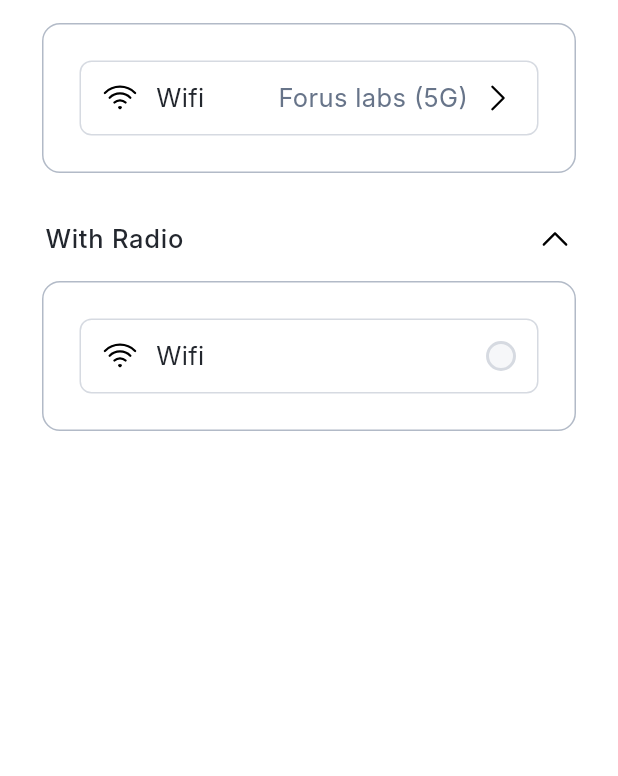
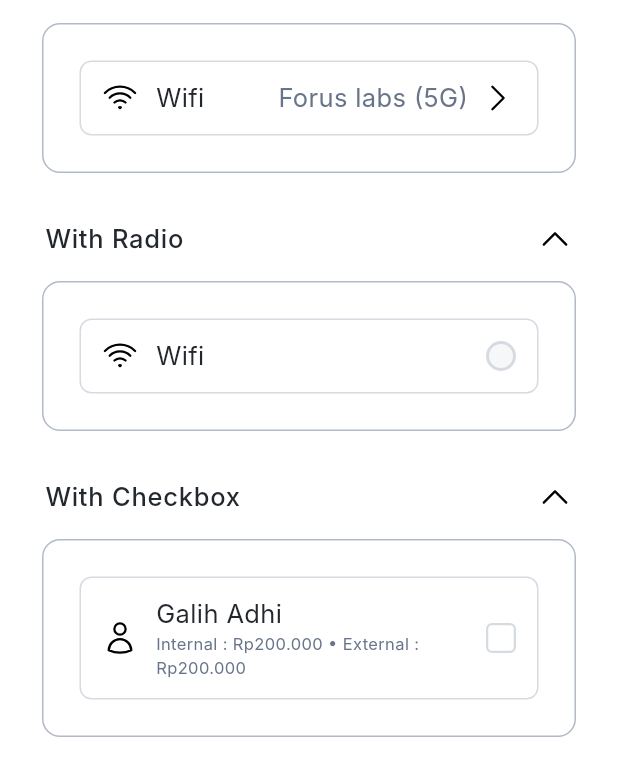
Before and after one commit to TLabTech/bamboo-ui-kit-flutter, a Flutter app: the TileScreen screen opened directly, after a tap on "UnTappable", after a tap on "Disabled", after a tap on "With Subtitle", on a phone screen of 412 x 824 dp, the part 460-1236 px from its top. Run offline on Flutter 3.47's test engine with Material 3 defaults, Android fonts, the phone set to English and light mode, and no system bars; our stand-ins replace auto_size_text, dropdown_button2, flutter_bloc, flutter_secure_storage, flutter_svg, persistent_bottom_nav_bar_v2 and 2 more; accounts and stored records are empty; Roboto replaces fonts that are missing (Inter).

Commit message:
feat: add checkbox support to TTile component

```diff
--- a/example/lib/tile/tile_screen.dart
+++ b/example/lib/tile/tile_screen.dart
@@ -13,6 +13,7 @@
 
 class _TileScreenState extends State<TileScreen> {
   String? wifiSelected;
+  bool isWifiChecked = false;
 
   @override
   Widget build(BuildContext context) {
@@ -258,6 +259,47 @@
                   ),
                 ),
               ),
+              TAccordion(
+                title: "With Checkbox",
+                titleStyle: TFontBold.headline(context),
+                showDivider: false,
+                initiallyExpanded: true,
+                trailing: SvgPicture.asset(
+                  Assets.svg.chevronDown,
+                  colorFilter: ColorFilter.mode(
+                    isDarkMode ? Colors.white : Colors.black,
+                    BlendMode.srcIn,
+                  ),
+                ),
+                child: Container(
+                  width: MediaQuery.of(context).size.width,
+                  padding: const EdgeInsets.all(24),
+                  decoration: BoxDecoration(
+                    borderRadius: BorderRadius.circular(12),
+                    border: Border.all(
+                      color: HexColor(gray300),
+                    ),
+                  ),
+                  child: TTile(
+                    title: "Galih Adhi",
+                    subtitle: "Internal : Rp200.000 • External : Rp200.000",
+                    prefixIcon: SvgPicture.asset(
+                      Assets.svg.user,
+                      colorFilter: ColorFilter.mode(
+                        isDarkMode ? Colors.white : Colors.black,
+                        BlendMode.srcIn,
+                      ),
+                    ),
+                    showCheckbox: true,
+                    isChecked: isWifiChecked,
+                    onCheckboxChanged: (bool value) {
+                      setState(() {
+                        isWifiChecked = value;
+                      });
+                    },
+                  ),
+                ),
+              ),
             ],
           ),
         ),
--- a/lib/src/form/tile/tile.dart
+++ b/lib/src/form/tile/tile.dart
@@ -25,6 +25,9 @@
   final ValueChanged<T>? onChanged;
   final bool showRadio;
   final VoidCallback? onPress;
+  final bool showCheckbox;
+  final bool isChecked;
+  final ValueChanged<bool>? onCheckboxChanged;
 
   const TTile({
     super.key,
@@ -50,15 +53,18 @@
     this.onChanged,
     this.showRadio = false,
     this.onPress,
+    this.showCheckbox = false,
+    this.isChecked = false,
+    this.onCheckboxChanged,
   });
 
   @override
   Widget build(BuildContext context) {
     final theme = context.watch<TThemeManager>().state;
-
     final hasValueText = valueText != null && valueText!.trim().isNotEmpty;
 
     return GestureDetector(
+      behavior: HitTestBehavior.opaque,
       onTap: enable == true ? onPress : null,
       child: Container(
         padding: padding ??
@@ -118,7 +124,8 @@
                   horizontal: 12,
                   vertical: 6,
                 ),
-                decoration: valueDecoration ?? BoxDecoration(
+                decoration: valueDecoration ??
+                    BoxDecoration(
                       color: HexColor(primary050),
                       borderRadius: BorderRadius.circular(8),
                       border: Border.all(
@@ -127,7 +134,8 @@
                     ),
                 child: Text(
                   valueText!,
-                  style: valueStyle ?? TFontBold.caption1(context).copyWith(
+                  style: valueStyle ??
+                      TFontBold.caption1(context).copyWith(
                         color: HexColor(primary600),
                       ),
                 ),
@@ -171,6 +179,21 @@
                     ? () {
                         if (onChanged != null) {
                           onChanged!(value as T);
+                        }
+                      }
+                    : null,
+              ),
+            ],
+            if (showCheckbox) ...[
+              const SizedBox(width: 8),
+              _buildInlineCheckbox(
+                context,
+                isChecked: isChecked,
+                isEnabled: enable == true,
+                onTap: enable == true
+                    ? () {
+                  if (onCheckboxChanged != null) {
+                    onCheckboxChanged!(!isChecked);
                   }
                 }
                     : null,
@@ -231,6 +254,48 @@
   );
 }
 
+Widget _buildInlineCheckbox(
+  BuildContext context, {
+  required bool isChecked,
+  required bool isEnabled,
+  VoidCallback? onTap,
+}) {
+  final theme = context.watch<TThemeManager>().state;
+
+  return GestureDetector(
+    behavior: HitTestBehavior.opaque,
+    onTap: onTap,
+    child: AnimatedContainer(
+      duration: const Duration(milliseconds: 300),
+      width: 20,
+      height: 20,
+      decoration: BoxDecoration(
+        color: isEnabled
+            ? isChecked
+                ? HexColor(primary500)
+                : theme.background
+            : theme.muted,
+        border: Border.all(
+          color: isEnabled
+              ? isChecked
+                  ? Colors.transparent
+                  : theme.border
+              : theme.border,
+          width: 1.5,
+        ),
+        borderRadius: BorderRadius.circular(4),
+      ),
+      child: isEnabled && isChecked
+          ? Icon(
+              Icons.check,
+              color: theme.primaryForeground,
+              size: 14,
+            )
+          : null,
+    ),
+  );
+}
+
 extension TTileCopy<T> on TTile<T> {
   TTile<T> copyWith({
     String? title,
@@ -253,6 +318,9 @@
     T? value,
     T? groupValue,
     ValueChanged<T?>? onChanged,
+    bool? showCheckbox,
+    bool? isChecked,
+    ValueChanged<bool>? onCheckboxChanged,
   }) {
     return TTile<T>(
       title: title ?? this.title,
@@ -275,6 +343,9 @@
       groupValue: groupValue ?? this.groupValue,
       onChanged: onChanged ?? this.onChanged,
       padding: padding ?? this.padding,
+      showCheckbox: showCheckbox ?? this.showCheckbox,
+      isChecked: isChecked ?? this.isChecked,
+      onCheckboxChanged: onCheckboxChanged ?? this.onCheckboxChanged,
     );
   }
 }
```
Lines whose indentation alone changed are shown as unchanged.
